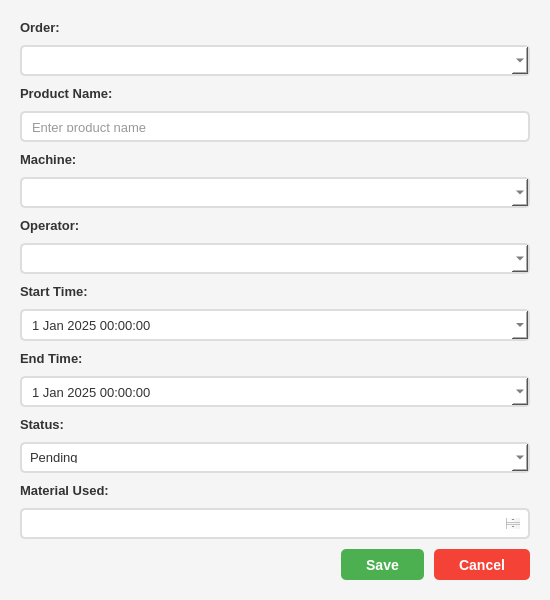
Before: the Qt Designer form ui/jobcard_dialog.ui in SmitProgrammer/TrackMill, drawn with Qt 5.
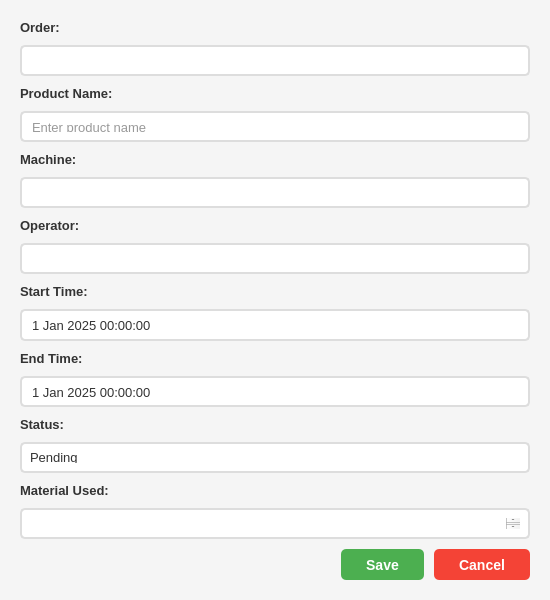
After: the same form once the commit is applied.

Patch:
```diff
--- a/ui/jobcard_dialog.ui
+++ b/ui/jobcard_dialog.ui
@@ -36,7 +36,7 @@
     font-weight: bold;
 }
 
-QLineEdit, QTextEdit, QComboBox, QDateTimeEdit {
+QLineEdit, QTextEdit, QSpinBox, QDoubleSpinBox {
     padding: 8px;
     border: 2px solid #ddd;
     border-radius: 5px;
@@ -49,6 +49,100 @@
     border: 2px solid #2196F3;
 }
 
+QComboBox {
+    padding: 8px;
+    border: 2px solid #ddd;
+    border-radius: 5px;
+    font-size: 13px;
+    background-color: white;
+    color: #333;
+}
+
+QComboBox:focus {
+    border: 2px solid #2196F3;
+}
+
+QComboBox::drop-down {
+    border: none;
+    width: 30px;
+}
+
+QComboBox::down-arrow {
+    image: none;
+    border-left: 5px solid transparent;
+    border-right: 5px solid transparent;
+    border-top: 5px solid #333;
+    margin-right: 10px;
+}
+
+QComboBox QAbstractItemView {
+    background-color: white;
+    color: #333;
+    selection-background-color: #2196F3;
+    selection-color: white;
+    border: 1px solid #ddd;
+}
+
+QDateEdit, QDateTimeEdit {
+    padding: 8px;
+    border: 2px solid #ddd;
+    border-radius: 5px;
+    font-size: 13px;
+    background-color: white;
+    color: #333;
+}
+
+QDateEdit:focus, QDateTimeEdit:focus {
+    border: 2px solid #2196F3;
+}
+
+QDateEdit::drop-down, QDateTimeEdit::drop-down {
+    border: none;
+    width: 30px;
+}
+
+QDateEdit::down-arrow, QDateTimeEdit::down-arrow {
+    image: none;
+    border-left: 5px solid transparent;
+    border-right: 5px solid transparent;
+    border-top: 5px solid #333;
+    margin-right: 10px;
+}
+
+QDateEdit QAbstractItemView, QDateTimeEdit QAbstractItemView {
+    background-color: white;
+    color: #333;
+    selection-background-color: #2196F3;
+    selection-color: white;
+}
+
+QCheckBox {
+    font-size: 13px;
+    color: #333;
+    spacing: 8px;
+}
+
+QCheckBox::indicator {
+    width: 20px;
+    height: 20px;
+    border: 2px solid #ddd;
+    border-radius: 3px;
+    background-color: white;
+}
+
+QCheckBox::indicator:checked {
+    background-color: #2196F3;
+    border-color: #2196F3;
+    image: none;
+}
+
+QCheckBox::indicator:checked:after {
+    content: "✓";
+    color: white;
+    font-size: 16px;
+    font-weight: bold;
+}
+
 QPushButton#btnSave {
     background-color: #4CAF50;
     color: white;
```
Left out of the diff: 2 changed lines with no effect on the pictures.
